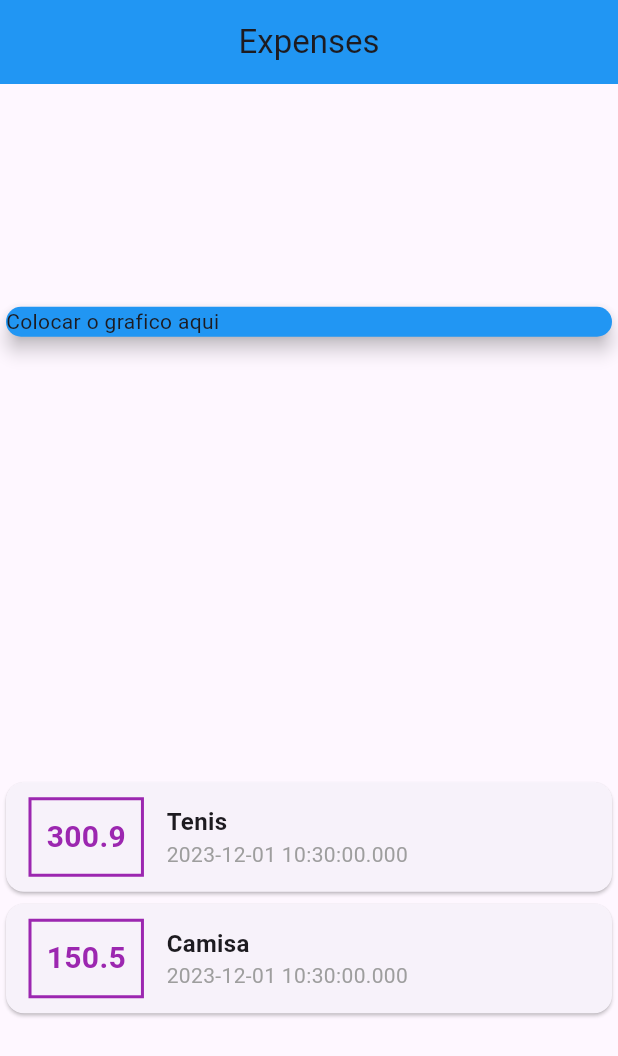
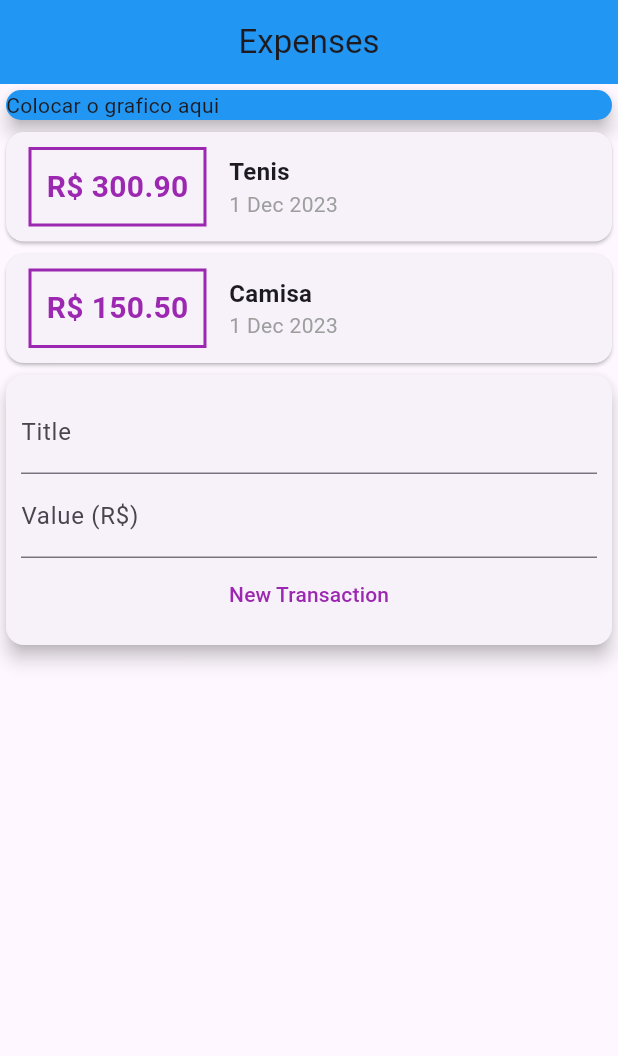
Before and after one commit to DanielMartinsSouza/finance_control, a Flutter app: the screen it shows after launch, on a phone screen of 412 x 824 dp. Shown: the top 1056 px of the screen. Run offline on Flutter 3.47's test engine with Material 3 defaults, Android fonts, the light colour scheme and no system bars.

Commit message:
Adicionando o formulario do aplicativo

```diff
--- a/lib/main.dart
+++ b/lib/main.dart
@@ -1,5 +1,6 @@
 import 'package:finance_control/models/transaction.dart';
 import 'package:flutter/material.dart';
+import 'package:intl/intl.dart';
 
 main() => runApp(ExpensesApp());
 
@@ -15,6 +16,9 @@
 }
 
 class MyHomePage extends StatelessWidget {
+  final titleController = TextEditingController();
+  final valueController = TextEditingController();
+
   final List<Transaction> _transactions = [
     Transaction(
       id: "t1",
@@ -41,7 +45,6 @@
         title: Text("Expenses"),
       ),
       body: Column(
-        mainAxisAlignment: MainAxisAlignment.spaceAround,
         crossAxisAlignment: CrossAxisAlignment.stretch,
         children: <Widget>[
           Container(
@@ -69,7 +72,7 @@
                       ),
                       padding: EdgeInsets.all(10),
                       child: Text(
-                        transactionMap.value.toString(),
+                        "R\$ ${transactionMap.value.toStringAsFixed(2)}",
                         style: TextStyle(
                           fontWeight: FontWeight.bold,
                           fontSize: 20,
@@ -88,7 +91,7 @@
                           ),
                         ),
                         Text(
-                          transactionMap.date.toString(),
+                          DateFormat("d MMM y").format(transactionMap.date),
                           style: TextStyle(color: Colors.grey),
                         )
                       ],
@@ -97,7 +100,41 @@
                 ),
               );
             }).toList(),
-          )
+          ),
+          Card(
+            elevation: 5,
+            child: Padding(
+              padding: const EdgeInsets.all(10),
+              child: Column(
+                children: <Widget>[
+                  TextField(
+                    controller: titleController,
+                    decoration: InputDecoration(
+                      labelText: "Title",
+                    ),
+                  ),
+                  TextField(
+                    controller: valueController,
+                    decoration: InputDecoration(
+                      labelText: "Value (R\$)",
+                    ),
+                  ),
+                  TextButton(
+                    style: TextButton.styleFrom(
+                      foregroundColor: Colors.purple,
+                    ),
+                    onPressed: () {
+                      print(titleController.text);
+                      print(valueController.text);
+                    },
+                    child: Text(
+                      "New Transaction",
+                    ),
+                  ),
+                ],
+              ),
+            ),
+          ),
         ],
       ),
     );
--- a/pubspec.yaml
+++ b/pubspec.yaml
@@ -30,7 +30,7 @@ environment:
 dependencies:
   flutter:
     sdk: flutter
-
+  intl: ^0.18.1
 
   # The following adds the Cupertino Icons font to your application.
   # Use with the CupertinoIcons class for iOS style icons.
```
Also changed, not shown: pubspec.lock.
